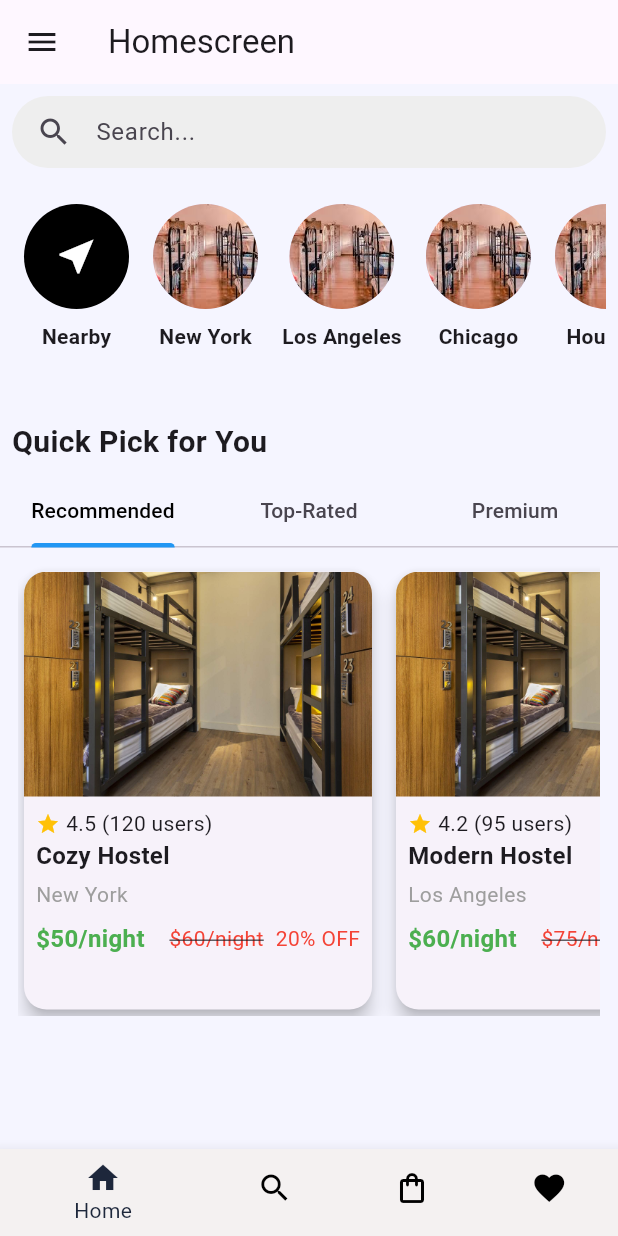
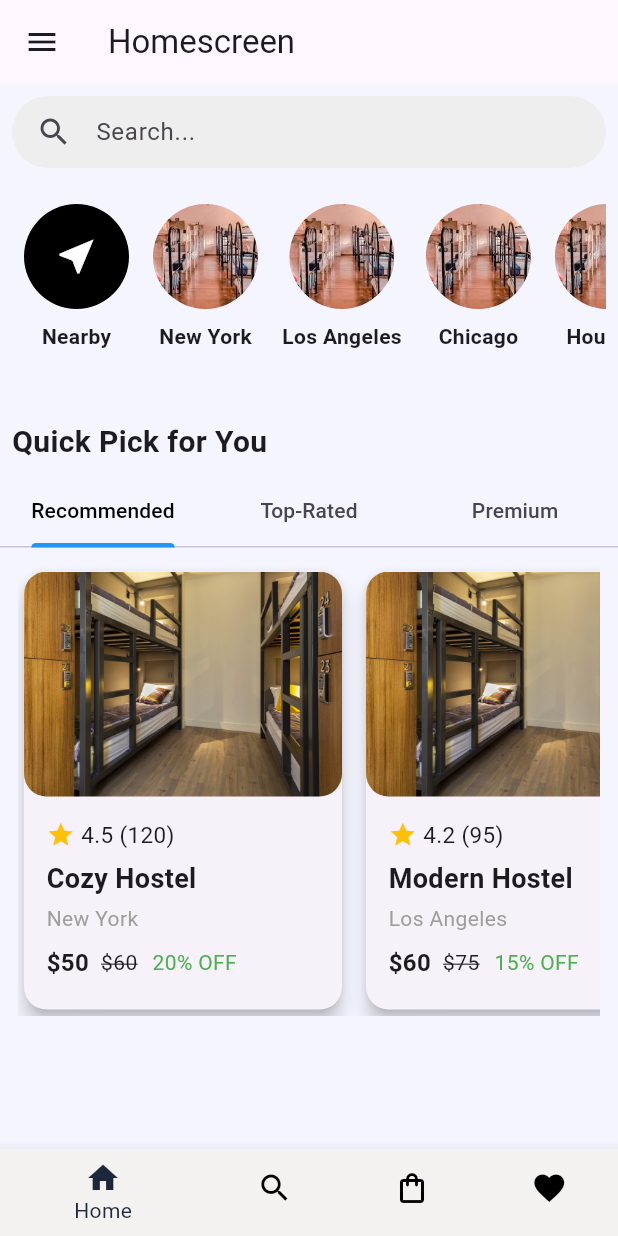
Before and after one commit to Amaldas467/hostel_app, a Flutter app: the HomeScreen screen opened by its route, on a phone screen of 412 x 824 dp. Run offline on Flutter 3.47's test engine with Material 3 defaults, Android fonts, the phone set to English and light mode, and no system bars; our stand-ins replace stacked; statements that could not run were skipped.

Commit message:
updates in UI

```diff
--- a/lib/screens/homescreen/homescreen_view.dart
+++ b/lib/screens/homescreen/homescreen_view.dart
@@ -149,7 +149,7 @@ class _HomeScreenState extends State<HomeScreen> {
                         return Padding(
                           padding: const EdgeInsets.only(right: 8.0),
                           child: SizedBox(
-                            width: 240,
+                            width: 220,
                             child: Hostelcard(
                               imageUrl: hostel['imageUrl'],
                               rating: hostel['rating'],
--- a/lib/screens/homescreen/widgets/hostelcard.dart
+++ b/lib/screens/homescreen/widgets/hostelcard.dart
@@ -32,7 +32,8 @@ class Hostelcard extends StatelessWidget {
         crossAxisAlignment: CrossAxisAlignment.start,
         children: [
           ClipRRect(
-            borderRadius: BorderRadius.vertical(top: Radius.circular(15)),
+            borderRadius: BorderRadius.vertical(
+                top: Radius.circular(15), bottom: Radius.circular(15)),
             child: Image.asset(
               imageUrl,
               fit: BoxFit.cover,
@@ -41,7 +42,7 @@ class Hostelcard extends StatelessWidget {
             ),
           ),
           Padding(
-            padding: const EdgeInsets.all(8.0),
+            padding: const EdgeInsets.only(left: 15, top: 15),
             child: Column(
               crossAxisAlignment: CrossAxisAlignment.start,
               children: [
@@ -50,25 +51,26 @@ class Hostelcard extends StatelessWidget {
                     Icon(
                       Icons.star,
                       color: Colors.amber,
-                      size: 16,
+                      size: 19,
                     ),
                     SizedBox(width: 4),
                     Text(
-                      '$rating (${userCount} users)',
+                      '$rating (${userCount})',
                       style: TextStyle(
-                        fontSize: 14,
+                        fontSize: 15,
                       ),
                     ),
                   ],
                 ),
+                SizedBox(height: 6),
                 Text(
                   title,
                   style: TextStyle(
-                    fontSize: 16,
+                    fontSize: 18,
                     fontWeight: FontWeight.bold,
                   ),
                 ),
-                SizedBox(height: 4),
+                SizedBox(height: 3),
                 Text(
                   location,
                   style: TextStyle(
@@ -77,35 +79,32 @@ class Hostelcard extends StatelessWidget {
                 ),
                 SizedBox(height: 8),
                 Row(
-                  mainAxisAlignment: MainAxisAlignment.spaceBetween,
+                  mainAxisAlignment: MainAxisAlignment.start,
                   children: [
                     Text(
                       price,
                       style: TextStyle(
                         fontSize: 16,
                         fontWeight: FontWeight.bold,
-                        color: Colors.green,
+                        //color: Colors.green,
                       ),
                     ),
-                    Row(
-                      children: [
+                    SizedBox(width: 8),
                     Text(
                       originalPrice,
                       style: TextStyle(
                         fontSize: 14,
-                            color: Colors.red,
+                        //color: Colors.red,
                         decoration: TextDecoration.lineThrough,
                       ),
                     ),
-                        SizedBox(width: 8),
+                    SizedBox(width: 10),
                     Text(
                       offerPercentage,
                       style: TextStyle(
                         fontSize: 14,
-                            color: Colors.red,
+                        color: Colors.green,
                       ),
-                        ),
-                      ],
                     ),
                   ],
                 ),
--- a/lib/screens/homescreen/widgets/hosteldata.dart
+++ b/lib/screens/homescreen/widgets/hosteldata.dart
@@ -3,9 +3,9 @@ final List<Map<String, dynamic>> hostels = [
     'imageUrl': 'assets/hostel1.jpg',
     'rating': 4.5,
     'title': 'Cozy Hostel',
-    'price': '\$50/night',
+    'price': '\$50',
     'location': 'New York',
-    'originalPrice': '\$60/night',
+    'originalPrice': '\$60',
     'offerPercentage': '20% OFF',
     'userCount': 120,
   },
@@ -13,9 +13,9 @@ final List<Map<String, dynamic>> hostels = [
     'imageUrl': 'assets/hostel1.jpg',
     'rating': 4.2,
     'title': 'Modern Hostel',
-    'price': '\$60/night',
+    'price': '\$60',
     'location': 'Los Angeles',
-    'originalPrice': '\$75/night',
+    'originalPrice': '\$75',
     'offerPercentage': '15% OFF',
     'userCount': 95,
   },
@@ -23,9 +23,9 @@ final List<Map<String, dynamic>> hostels = [
     'imageUrl': 'assets/hostel1.jpg',
     'rating': 4.8,
     'title': 'Luxury Hostel',
-    'price': '\$80/night',
+    'price': '\$80',
     'location': 'Chicago',
-    'originalPrice': '\$100/night',
+    'originalPrice': '\$100',
     'offerPercentage': '20% OFF',
     'userCount': 200,
   },
@@ -33,9 +33,9 @@ final List<Map<String, dynamic>> hostels = [
     'imageUrl': 'assets/hostel1.jpg',
     'rating': 4.0,
     'title': 'Budget Hostel',
-    'price': '\$30/night',
+    'price': '\$30',
     'location': 'Houston',
-    'originalPrice': '\$40/night',
+    'originalPrice': '\$40',
     'offerPercentage': '25% OFF',
     'userCount': 80,
   },
```
Lines whose indentation alone changed are shown as unchanged.
